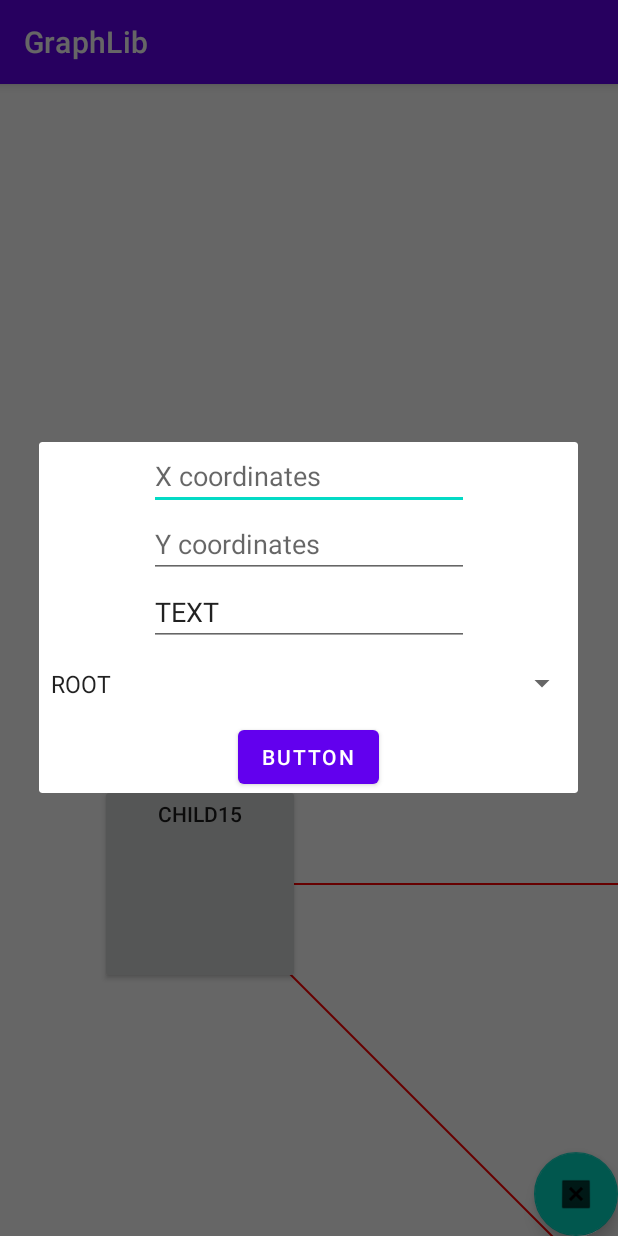
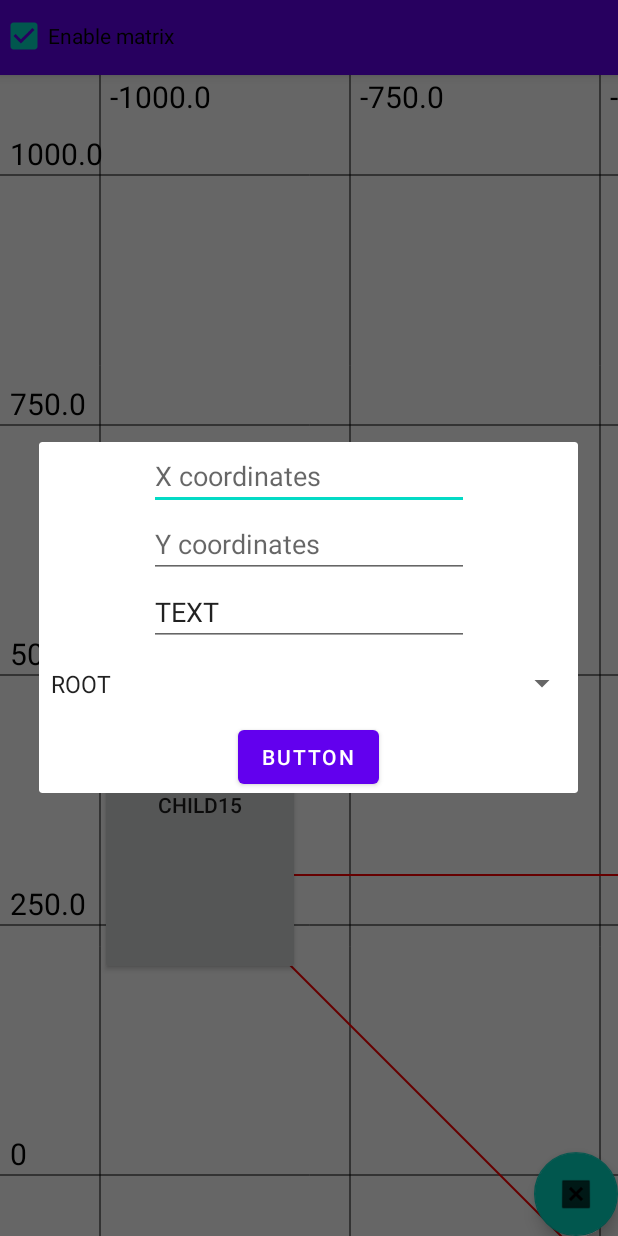
Before and after one commit to DigitalSamuraiDTM/GraphLib, an Android app: the screen it shows after launch (MainActivity), after a tap on an icon or button, on a phone screen of 412 x 824 dp. Run offline under Robolectric (Android 15) with nearby library versions, the phone set to English and light mode, and no system bars; 1 other tap on this screen came first.

Commit message:
Add coordinates matrix enabling

```diff
--- a/app/src/main/java/com/digitalsamurai/graphlib/MainActivity.kt
+++ b/app/src/main/java/com/digitalsamurai/graphlib/MainActivity.kt
@@ -49,12 +49,24 @@ class MainActivity : AppCompatActivity(), CreateInterface {
         Log.d("TAG", list.size.toString())
 
 
-        val html = Html.fromHtml("<b>BRRRRRRRRRRRRRRRR</b><br>RRRRRRRRRRRRRR<br><img src='a'/>",ImageGetter(this.applicationContext),null)
+//        val html = Html.fromHtml("<b>BRRRRRRRRRRRRRRRR</b><br>RRRRRRRRRRRRRR<br><img src='a'/>",ImageGetter(this.applicationContext),null)
 
-        binding.editTextTextPersonName.setText(html)
-        binding.editTextTextPersonName.isClickable = true
-        binding.editTextTextPersonName.isFocusable = true
-        binding.editTextTextPersonName.isEnabled = true
+//        binding.editTextTextPersonName.setText(html)
+//        binding.editTextTextPersonName.isClickable = true
+//        binding.editTextTextPersonName.isFocusable = true
+//        binding.editTextTextPersonName.isEnabled = true
+
+
+
+
+        binding.checkBoxMatrix.setOnClickListener {
+            l.view.isMatrixEnabled = binding.checkBoxMatrix.isChecked
+        }
+
+
+
+
+
         binding.floatingActionButton.setOnClickListener {
             val d = DialogAddNode(this as CreateInterface)
             d.show(supportFragmentManager,"FAK")
@@ -77,8 +89,8 @@ class MainActivity : AppCompatActivity(), CreateInterface {
     }
 
     override fun created(x: Int, y: Int, text: String, parent: TreeNode<ViewNode>) {
-        val node = parent.addNode(ViewNode(this,Point(x,y)).also { it.text = text })
-        l.addNode(node)
+        val p = l.addNode(ViewNode(this,Point(x,y)).also { it.text = text },parent)
+        currentNodesList.add(p)
 //        l.view.invalidate()
     }
 
--- a/app/src/main/java/com/digitalsamurai/graphlib/custom/LinearCoordinatesLayout.kt
+++ b/app/src/main/java/com/digitalsamurai/graphlib/custom/LinearCoordinatesLayout.kt
@@ -2,12 +2,10 @@ package com.digitalsamurai.graphlib.custom
 
 import android.annotation.SuppressLint
 import android.content.Context
-import android.graphics.Canvas
-import android.graphics.Color
-import android.graphics.Paint
-import android.graphics.Point
+import android.graphics.*
 import android.view.View
 import android.view.ViewGroup
+import android.view.WindowInsetsAnimation.Bounds
 import com.digitalsamurai.graphlib.math.tree.TreeNode
 import java.lang.NullPointerException
 import kotlin.math.abs
@@ -32,14 +30,36 @@ class LinearCoordinatesLayout(context : Context, private var treeView: TreeView)
     private var mPositions: HashMap<Int, CoordinatesPosition> = HashMap()
 
 
+    //красота для координатной сетки
+    private var colorMatrix = Color.parseColor("#000000")
+    private var strokeWithMatrix = 1f
+    private var textSizeMatrix = 30f
+    private var paintMatrix = Paint().also {
+        it.color = colorMatrix
+        it.strokeWidth = strokeWithMatrix
+        it.textSize = textSizeMatrix
+    }
+
+    //сопутствующие дополнительные данные для координатной сетки
+    private var stepLineMatrix : Float = 250f
+
+    //отображение координатной сетки
+    var isMatrixEnabled : Boolean = false
+    set(value) {
+        field = value
+        requestLayout()
+    }
+
+
 
     fun setOrigin(origin: Origin) {
         currentOrigin = origin
         if (this.isInLayout) {
-            requestLayout()
+            invalidate()
         }
 
     }
+
 
 
 
@@ -72,10 +92,10 @@ class LinearCoordinatesLayout(context : Context, private var treeView: TreeView)
                 xOrigin = width / 2
                 yOrigin = height / 2
             }
-            Origin.ORIGIN_COORDINATES -> {
-                xOrigin = 0
-                yOrigin = 0
-            }
+//            Origin.ORIGIN_COORDINATES -> {
+//                xOrigin = 0
+//                yOrigin = 0
+//            }
         }
 
         repeat(childCount) {
@@ -105,6 +125,8 @@ class LinearCoordinatesLayout(context : Context, private var treeView: TreeView)
 
 
         canvas?.let {
+            drawMatrix(it)
+
             drawConnectionRecyrcively(it,treeView.rootNode)
         }
         canvas?.drawCircle(xOrigin.toFloat(),yOrigin.toFloat(),10f, Paint().also{
@@ -113,8 +135,62 @@ class LinearCoordinatesLayout(context : Context, private var treeView: TreeView)
         super.dispatchDraw(canvas)
     }
 
+    private fun drawMatrix(canvas: Canvas){
+        if (isMatrixEnabled){
+            when(currentOrigin){
+                Origin.CENTER_VIEW -> {
 
-    fun drawConnectionRecyrcively(canvas : Canvas, node: TreeNode<ViewNode>){
+                    var abscissaStep = xOrigin.toFloat()
+                    var bound = Rect()
+                    paintMatrix.getTextBounds("0",0,1,bound)
+
+                    //Vertical lines
+                    canvas.drawLine(abscissaStep,0f,abscissaStep,this.height.toFloat(),paintMatrix)
+                    canvas.drawText("0",abscissaStep+10,bound.height().toFloat()+10,paintMatrix)
+
+                    while (abscissaStep+stepLineMatrix<this.width){
+                        abscissaStep+= stepLineMatrix
+                        canvas.drawLine(abscissaStep,0f,abscissaStep,this.height.toFloat(),paintMatrix)
+                        canvas.drawText((abscissaStep-xOrigin).toString(),abscissaStep+10,bound.height().toFloat()+10,paintMatrix)
+                    }
+
+                    abscissaStep = xOrigin.toFloat()
+                    while (abscissaStep-stepLineMatrix>0){
+                        abscissaStep-= stepLineMatrix
+                        canvas.drawLine(abscissaStep,0f,abscissaStep,this.height.toFloat(),paintMatrix)
+                        canvas.drawText((abscissaStep-xOrigin).toString(),abscissaStep+10,bound.height().toFloat()+10,paintMatrix)
+
+                    }
+
+
+                    //Horizontal lines
+                    var ordinateStep = yOrigin.toFloat()
+                    canvas.drawLine(0f,ordinateStep,this.width.toFloat(),ordinateStep,paintMatrix)
+                    canvas.drawText("0",10f,ordinateStep-10,paintMatrix)
+                    while (ordinateStep+stepLineMatrix<this.height){
+                        ordinateStep+= stepLineMatrix
+                        canvas.drawLine(0f,ordinateStep,this.width.toFloat(),ordinateStep,paintMatrix)
+                        canvas.drawText(((ordinateStep-yOrigin)*-1).toString(),10f,ordinateStep-10,paintMatrix)
+                    }
+                    ordinateStep = yOrigin.toFloat()
+                    while (ordinateStep-stepLineMatrix>0){
+                        ordinateStep-= stepLineMatrix
+                        canvas.drawLine(0f,ordinateStep,this.width.toFloat(),ordinateStep,paintMatrix)
+                        canvas.drawText(((ordinateStep-yOrigin)*-1).toString(),10f,ordinateStep-10,paintMatrix)
+                    }
+
+                }
+            }
+        }
+    }
+
+    /**
+     * рекурсивно отображаем линии взаимосвязей между узлами дерева
+     * @param node - нода, дети которых будут отрисовываться
+     * @param canvas - канва для отрисовки
+     * @return Ничего не возвращает
+     * */
+    private fun drawConnectionRecyrcively(canvas : Canvas, node: TreeNode<ViewNode>){
         node.childNodes.forEach {
 
             val absolutePointRoot = getAbsoluteCenter(node.data.viewPosition)
@@ -170,6 +246,7 @@ class LinearCoordinatesLayout(context : Context, private var treeView: TreeView)
         fun addViewInLayout(){
             if (view!=null){
                 this@LinearCoordinatesLayout.addView(this.view)
+                requestLayout()
 //                if (this@LinearCoordinatesLayout.isInLayout){
 //                    this@LinearCoordinatesLayout.requestLayout()
 //                }
@@ -196,7 +273,8 @@ class LinearCoordinatesLayout(context : Context, private var treeView: TreeView)
         }
     }
     enum class Origin{
-        CENTER_VIEW, ORIGIN_COORDINATES
+        CENTER_VIEW,
+//        ORIGIN_COORDINATES
     }
 
 
--- a/app/src/main/res/layout/activity_main.xml
+++ b/app/src/main/res/layout/activity_main.xml
@@ -1,19 +1,53 @@
 <?xml version="1.0" encoding="utf-8"?>
-<FrameLayout xmlns:android="http://schemas.android.com/apk/res/android"
+<androidx.constraintlayout.widget.ConstraintLayout xmlns:android="http://schemas.android.com/apk/res/android"
     xmlns:app="http://schemas.android.com/apk/res-auto"
     xmlns:tools="http://schemas.android.com/tools"
+    android:id="@+id/frameLayout"
     android:layout_width="match_parent"
     android:layout_height="match_parent"
     tools:context=".MainActivity">
 
+    <com.google.android.material.appbar.AppBarLayout
+        android:id="@+id/appBarLayout"
+        android:layout_width="0dp"
+        android:layout_height="50dp"
+        app:layout_constraintEnd_toEndOf="parent"
+        app:layout_constraintStart_toStartOf="parent"
+        app:layout_constraintTop_toTopOf="parent"
+        tools:layout_conversion_absoluteHeight="60dp"
+        tools:layout_conversion_absoluteWidth="411dp" >
+
+        <androidx.constraintlayout.widget.ConstraintLayout
+            android:layout_width="match_parent"
+            android:layout_height="match_parent">
+
+            <CheckBox
+                android:id="@+id/checkBoxMatrix"
+                android:layout_width="wrap_content"
+                android:layout_height="wrap_content"
+                android:layout_marginBottom="2dp"
+                android:text="Enable matrix"
+                app:layout_constraintBottom_toBottomOf="parent"
+                app:layout_constraintStart_toStartOf="parent"
+                app:layout_constraintTop_toTopOf="parent" />
+        </androidx.constraintlayout.widget.ConstraintLayout>
+    </com.google.android.material.appbar.AppBarLayout>
+
     <androidx.constraintlayout.widget.ConstraintLayout
-        android:layout_width="match_parent"
-        android:layout_height="match_parent">
+        android:id="@+id/constraintLayout"
+        android:layout_width="0dp"
+        android:layout_height="0dp"
+        app:layout_constraintBottom_toBottomOf="parent"
+        app:layout_constraintEnd_toEndOf="parent"
+        app:layout_constraintStart_toStartOf="parent"
+        app:layout_constraintTop_toBottomOf="@+id/appBarLayout"
+        tools:layout_conversion_absoluteHeight="731dp"
+        tools:layout_conversion_absoluteWidth="411dp">
 
         <EditText
             android:id="@+id/editTextTextPersonName"
-            android:layout_width="0dp"
-            android:layout_height="0dp"
+            android:layout_width="wrap_content"
+            android:layout_height="wrap_content"
             android:ems="10"
             android:gravity="start|top"
             android:inputType="textMultiLine"
@@ -21,7 +55,11 @@
             app:layout_constraintBottom_toBottomOf="parent"
             app:layout_constraintEnd_toEndOf="parent"
             app:layout_constraintStart_toStartOf="parent"
-            app:layout_constraintTop_toTopOf="parent" />
+            app:layout_constraintTop_toTopOf="parent"
+            tools:layout_conversion_absoluteHeight="0dp"
+            tools:layout_conversion_absoluteWidth="0dp"
+            tools:layout_editor_absoluteX="0dp"
+            tools:layout_editor_absoluteY="0dp" />
 
         <com.google.android.material.floatingactionbutton.FloatingActionButton
             android:id="@+id/floatingActionButton"
@@ -30,19 +68,30 @@
             android:clickable="true"
             app:layout_constraintBottom_toBottomOf="parent"
             app:layout_constraintEnd_toEndOf="parent"
-            app:srcCompat="@android:drawable/btn_dialog" />
+            app:srcCompat="@android:drawable/btn_dialog"
+            tools:layout_conversion_absoluteHeight="56dp"
+            tools:layout_conversion_absoluteWidth="56dp"
+            tools:layout_editor_absoluteX="355dp"
+            tools:layout_editor_absoluteY="675dp" />
+
 
         <ScrollView
             android:id="@+id/ver"
             android:layout_width="match_parent"
             android:layout_height="match_parent"
-            android:visibility="visible">
+            app:layout_constraintBottom_toBottomOf="parent"
+            app:layout_constraintEnd_toEndOf="parent"
+            app:layout_constraintStart_toStartOf="parent"
+            app:layout_constraintTop_toTopOf="parent">
 
             <HorizontalScrollView
                 android:id="@+id/hor"
                 android:layout_width="match_parent"
-                android:layout_height="wrap_content" />
+                android:layout_height="wrap_content"
+                tools:layout_conversion_absoluteHeight="0dp"
+                tools:layout_conversion_absoluteWidth="411dp" />
         </ScrollView>
+
     </androidx.constraintlayout.widget.ConstraintLayout>
 
-</FrameLayout>
+</androidx.constraintlayout.widget.ConstraintLayout>
--- a/app/src/main/res/values-night/themes.xml
+++ b/app/src/main/res/values-night/themes.xml
@@ -1,6 +1,6 @@
 <resources xmlns:tools="http://schemas.android.com/tools">
     <!-- Base application theme. -->
-    <style name="Theme.GraphLib" parent="Theme.MaterialComponents.DayNight.DarkActionBar">
+    <style name="Theme.GraphLib" parent="Theme.MaterialComponents.DayNight.NoActionBar">
         <!-- Primary brand color. -->
         <item name="colorPrimary">@color/purple_200</item>
         <item name="colorPrimaryVariant">@color/purple_700</item>
--- a/app/src/main/res/values/themes.xml
+++ b/app/src/main/res/values/themes.xml
@@ -1,6 +1,6 @@
 <resources xmlns:tools="http://schemas.android.com/tools">
     <!-- Base application theme. -->
-    <style name="Theme.GraphLib" parent="Theme.MaterialComponents.DayNight.DarkActionBar">
+    <style name="Theme.GraphLib" parent="Theme.MaterialComponents.DayNight.NoActionBar">
         <!-- Primary brand color. -->
         <item name="colorPrimary">@color/purple_500</item>
         <item name="colorPrimaryVariant">@color/purple_700</item>
```
